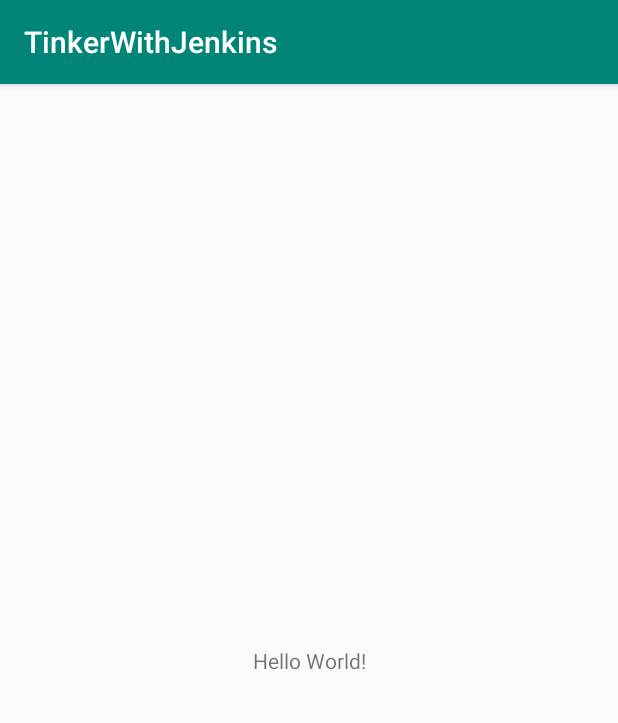
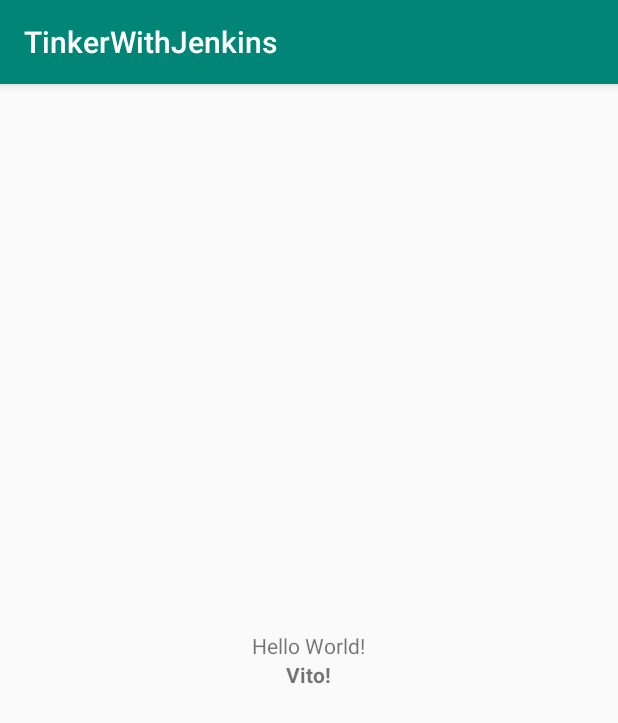
Before and after one commit to booqin/TinkerWithJenkins, an Android app: the screen it shows after launch (MainActivity), on a phone screen of 412 x 824 dp. Shown: the top 723 px of the screen. Run offline under Robolectric (Android 15) with nearby library versions, the phone set to English and light mode, and no system bars.

Commit message:
补丁下发完成

```diff
--- a/app/src/main/res/layout/activity_main.xml
+++ b/app/src/main/res/layout/activity_main.xml
@@ -1,9 +1,11 @@
 <?xml version="1.0" encoding="utf-8"?>
-<android.support.constraint.ConstraintLayout xmlns:android="http://schemas.android.com/apk/res/android"
+<LinearLayout xmlns:android="http://schemas.android.com/apk/res/android"
     xmlns:tools="http://schemas.android.com/tools"
     xmlns:app="http://schemas.android.com/apk/res-auto"
     android:layout_width="match_parent"
     android:layout_height="match_parent"
+    android:orientation="vertical"
+    android:gravity="center"
     tools:context=".MainActivity">
 
     <TextView
@@ -14,5 +16,14 @@
         app:layout_constraintLeft_toLeftOf="parent"
         app:layout_constraintRight_toRightOf="parent"
         app:layout_constraintTop_toTopOf="parent" />
+    <TextView
+        android:layout_width="wrap_content"
+        android:layout_height="wrap_content"
+        android:text="Vito!"
+        android:textStyle="bold"
+        app:layout_constraintBottom_toBottomOf="parent"
+        app:layout_constraintLeft_toLeftOf="parent"
+        app:layout_constraintRight_toRightOf="parent"
+        app:layout_constraintTop_toTopOf="parent" />
 
-</android.support.constraint.ConstraintLayout>
+</LinearLayout>
```
Also changed, not shown: app/tinkerpatch.gradle (+33 -33 lines).
